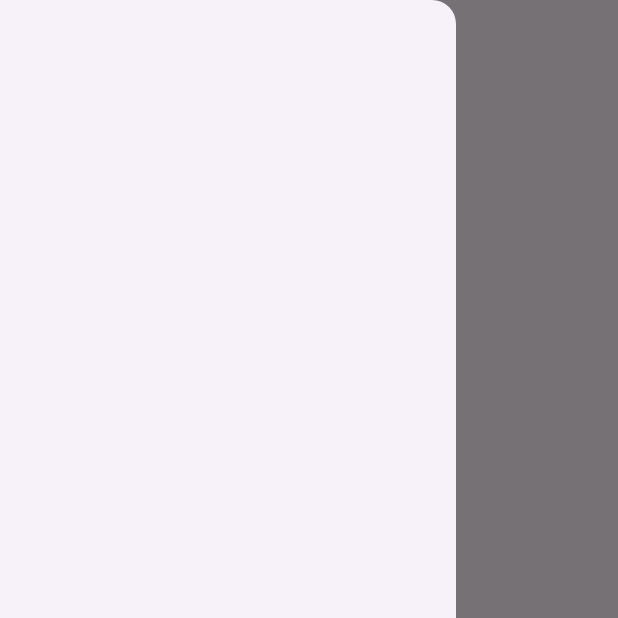
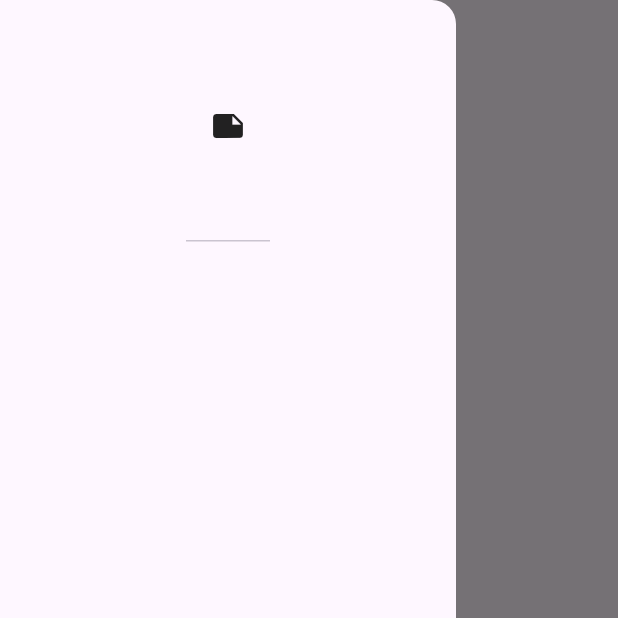
Before and after one commit to wdkp/Notes_App, a Flutter app: the NotesPage screen opened directly, with the side drawer open, on a phone screen of 412 x 824 dp, the top half of it. Run offline on Flutter 3.47's test engine with Material 3 defaults, Android fonts, the phone set to English and light mode, and no system bars; our stand-ins replace isar; accounts and stored records are empty; generated files the repository leaves out were written again; statements that could not run were skipped.

Commit message:
drawer created

```diff
--- /dev/null
+++ b/lib/components/drawer.dart
@@ -0,0 +1,23 @@
+import 'package:flutter/material.dart';
+
+class MyDrawer extends StatelessWidget {
+  const MyDrawer ({super.key});
+
+  @override
+  Widget build(BuildContext context) {
+    return Drawer(
+      backgroundColor: Theme.of(context).colorScheme.surface,
+      child: Column(
+        children: [
+          DrawerHeader(
+            child: Icon(Icons.note),
+          ),
+
+          ListTile()
+
+
+        ],
+      ),
+    );
+  }
+}
--- a/lib/pages/notes_page.dart
+++ b/lib/pages/notes_page.dart
@@ -1,4 +1,5 @@
 import 'package:flutter/material.dart';
+import 'package:notes_app/components/drawer.dart';
 import 'package:notes_app/models/note.dart';
 import 'package:notes_app/models/note_database.dart';
 import 'package:provider/provider.dart';
@@ -94,7 +95,7 @@ class _NotesPageState extends State<NotesPage> {
           onPressed: createNote,
           child: const Icon(Icons.add),
         ),
-        drawer: Drawer(),
+        drawer: MyDrawer(),
         body:
         ListView.builder(
           itemCount: currentNotes.length,
```
